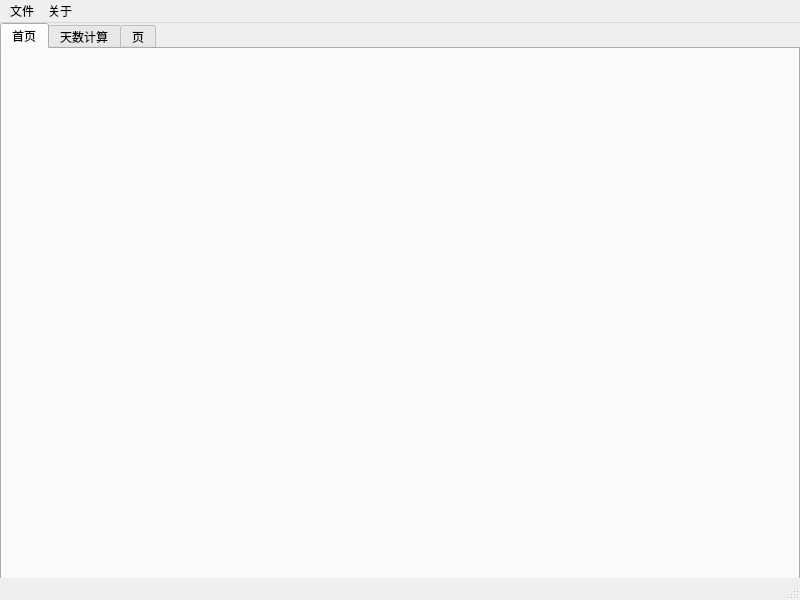
Old version of the form toolbox.ui in the repository prosivest/PythonNotes.
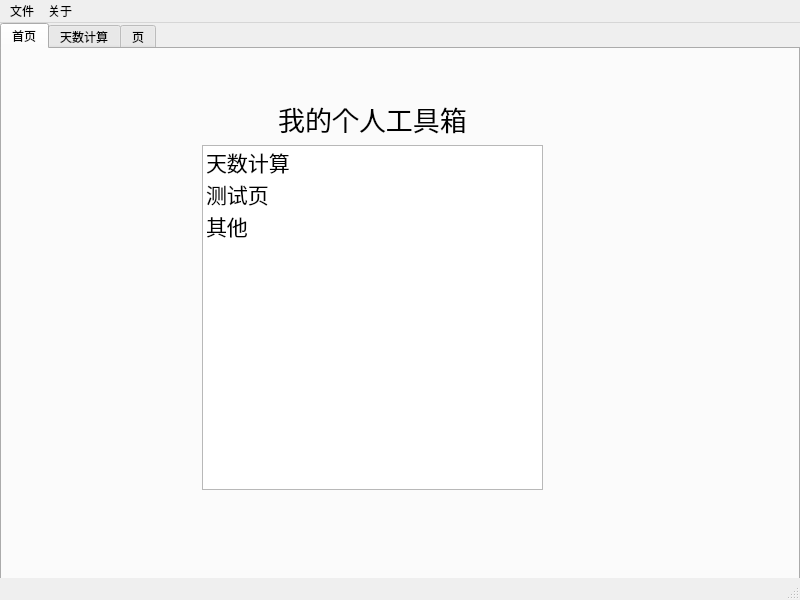
New version of the form. The open tabs and pages were chosen to show the change.

```diff
--- a/toolbox.ui
+++ b/toolbox.ui
@@ -48,6 +48,57 @@
      <attribute name="title">
       <string>首页</string>
      </attribute>
+     <widget class="QWidget" name="verticalLayoutWidget">
+      <property name="geometry">
+       <rect>
+        <x>200</x>
+        <y>50</y>
+        <width>341</width>
+        <height>391</height>
+       </rect>
+      </property>
+      <layout class="QVBoxLayout" name="verticalLayout">
+       <item>
+        <widget class="QLabel" name="label_6">
+         <property name="font">
+          <font>
+           <pointsize>20</pointsize>
+          </font>
+         </property>
+         <property name="text">
+          <string>我的个人工具箱</string>
+         </property>
+         <property name="alignment">
+          <set>Qt::AlignCenter</set>
+         </property>
+        </widget>
+       </item>
+       <item>
+        <widget class="QListWidget" name="listWidget">
+         <property name="font">
+          <font>
+           <pointsize>16</pointsize>
+          </font>
+         </property>
+         <item>
+          <property name="text">
+           <string>天数计算</string>
+          </property>
+         </item>
+         <item>
+          <property name="text">
+           <string>测试页</string>
+          </property>
+         </item>
+         <item>
+          <property name="text">
+           <string>其他</string>
+          </property>
+         </item>
+        </widget>
+       </item>
+      </layout>
+     </widget>
     </widget>
     <widget class="QWidget" name="tab_2">
      <attribute name="title">
```
Left out of the diff: 21 changed lines with no effect on the pictures.
